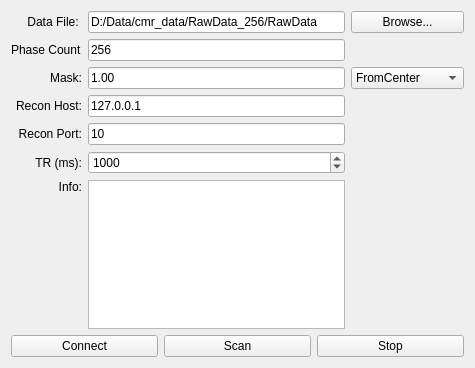
Qt form API/VirtualMriConsole/mainwindow.ui (MR-algorithms/YAP) before a commit.
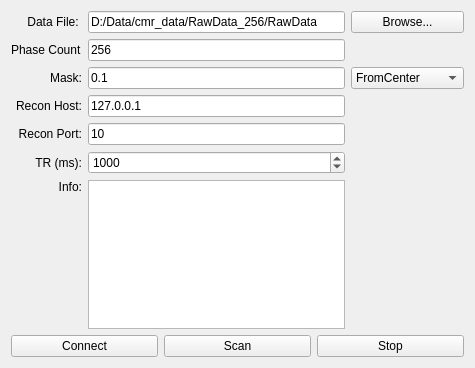
The same form after that commit.

```diff
--- a/API/VirtualMriConsole/mainwindow.ui
+++ b/API/VirtualMriConsole/mainwindow.ui
@@ -79,7 +79,7 @@
         <item row="2" column="1">
          <widget class="QLineEdit" name="editMaskFile">
           <property name="text">
-           <string>1.00</string>
+           <string>0.1</string>
           </property>
           <property name="placeholderText">
            <string>sample rate</string>
```
